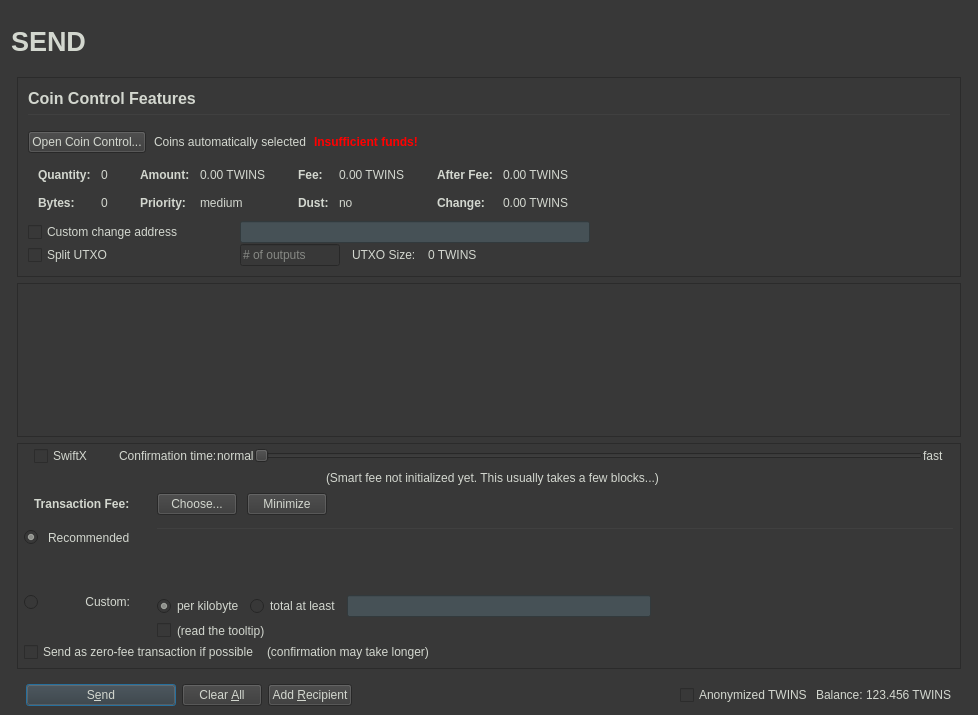
This is src/qt/forms/sendcoinsdialog.ui in NewCapital/TWINS-Core as Qt 5 draws it before an edit. The edited form follows.
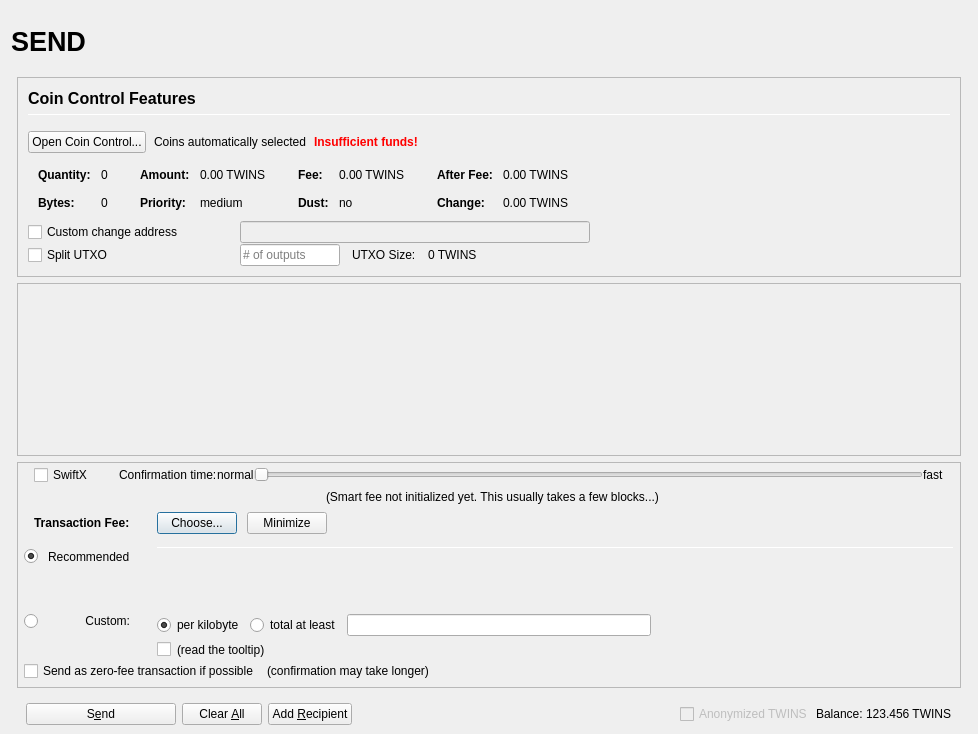
This is the edited form. Icons and pictures are not drawn. Custom widgets are drawn as their Qt base class.

What changed in the file:
```diff
--- a/src/qt/forms/sendcoinsdialog.ui
+++ b/src/qt/forms/sendcoinsdialog.ui
@@ -10,15 +10,14 @@
     <x>0</x>
     <y>0</y>
     <width>978</width>
-    <height>715</height>
+    <height>734</height>
    </rect>
   </property>
   <property name="windowTitle">
    <string>Send Coins</string>
   </property>
   <property name="styleSheet">
-   <string notr="true">background-color:rgb(56, 56, 56);
-color:rgb(211, 215, 207);</string>
+   <string notr="true"/>
   </property>
   <layout class="QVBoxLayout" name="verticalLayout" stretch="0">
    <property name="bottomMargin">
@@ -88,6 +87,9 @@
             <property name="alignment">
              <set>Qt::AlignLeading|Qt::AlignLeft|Qt::AlignVCenter</set>
             </property>
+            <property name="margin">
+             <number>5</number>
+            </property>
            </widget>
           </item>
           <item>
@@ -759,10 +761,6 @@
                     <height>0</height>
                    </size>
                   </property>
-                  <property name="styleSheet">
-                   <string notr="true">background-color:rgb(70, 81, 86);
-color:rgb(211, 215, 207);</string>
-                  </property>
                  </widget>
                 </item>
                 <item>
@@ -905,8 +903,8 @@
             <rect>
              <x>0</x>
              <y>0</y>
-             <width>944</width>
-             <height>73</height>
+             <width>938</width>
+             <height>69</height>
             </rect>
            </property>
            <layout class="QVBoxLayout" name="verticalLayout_2" stretch="0,1">
@@ -1383,12 +1381,7 @@
                        </widget>
                       </item>
                       <item>
-                       <widget class="BitcoinAmountField" name="customFee">
-                        <property name="styleSheet">
-                         <string notr="true">background-color:rgb(70, 81, 86);
-color:rgb(211, 215, 207);</string>
-                        </property>
-                       </widget>
+                       <widget class="BitcoinAmountField" name="customFee"/>
                       </item>
                       <item>
                        <spacer name="horizontalSpacer_6">
@@ -1658,9 +1651,6 @@
              <property name="autoDefault">
               <bool>false</bool>
              </property>
-             <property name="default">
-              <bool>true</bool>
-             </property>
             </widget>
            </item>
            <item>
@@ -1770,17 +1760,17 @@
   </layout>
  </widget>
  <customwidgets>
-  <customwidget>
-   <class>QValidatedLineEdit</class>
-   <extends>QLineEdit</extends>
-   <header>qvalidatedlineedit.h</header>
-  </customwidget>
   <customwidget>
    <class>BitcoinAmountField</class>
    <extends>QLineEdit</extends>
    <header>bitcoinamountfield.h</header>
    <container>1</container>
   </customwidget>
+  <customwidget>
+   <class>QValidatedLineEdit</class>
+   <extends>QLineEdit</extends>
+   <header>qvalidatedlineedit.h</header>
+  </customwidget>
  </customwidgets>
  <resources>
   <include location="../twins.qrc"/>
```
Left out of the diff: 6 changed lines with no effect on the pictures.
